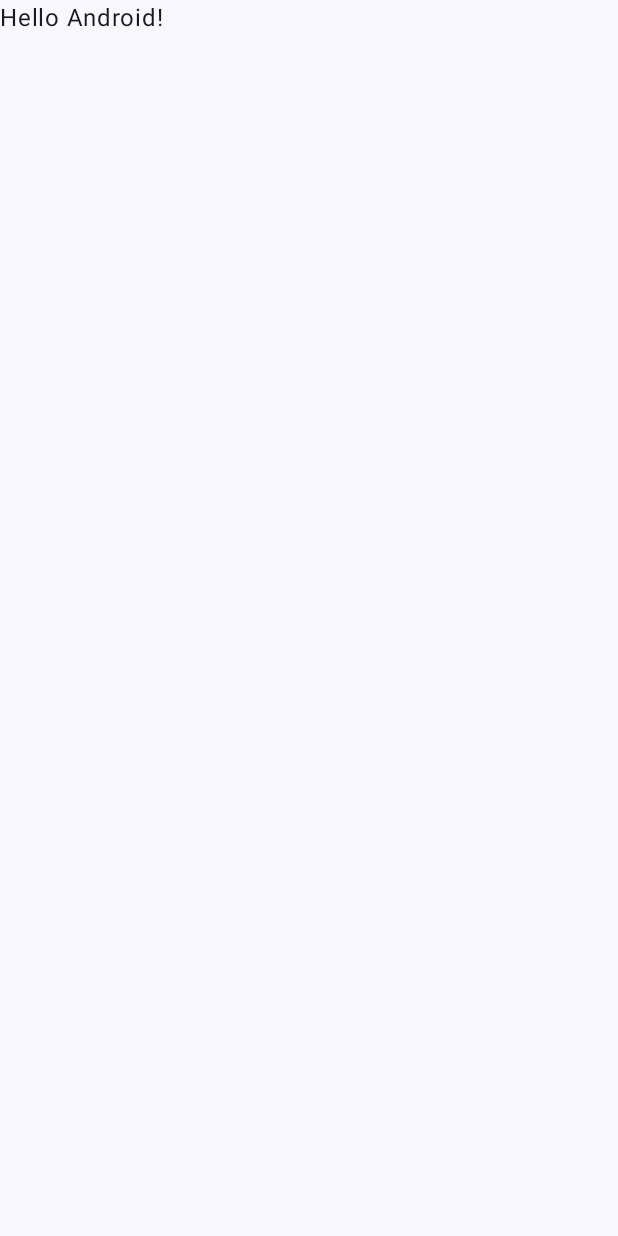
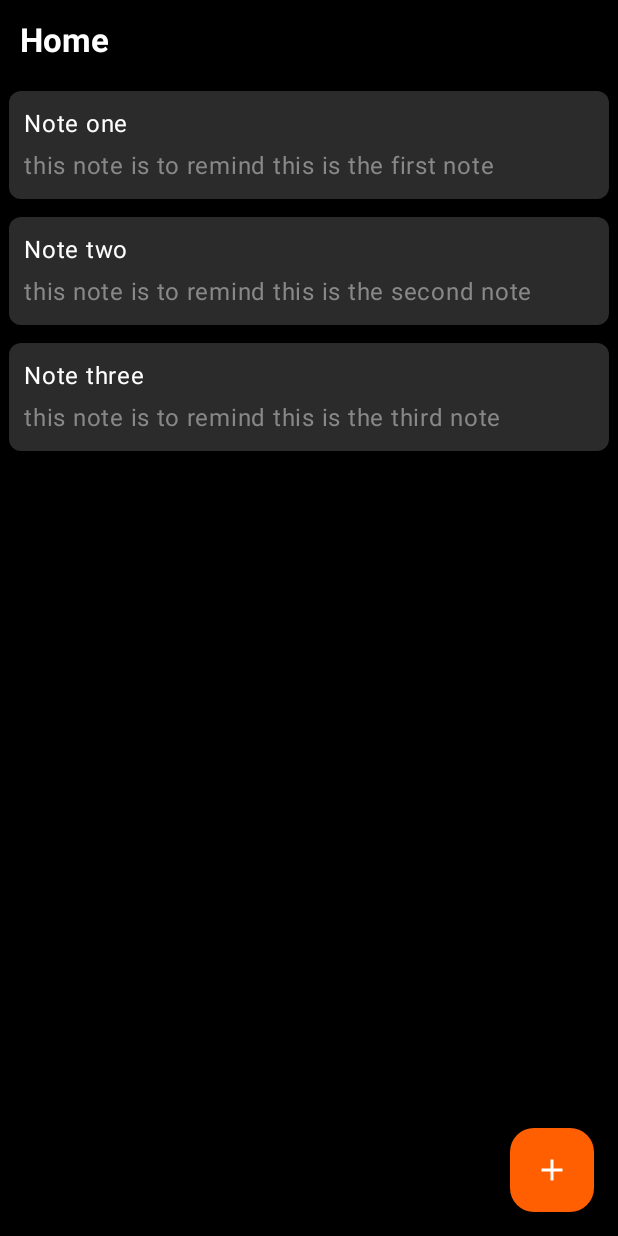
Before and after one commit to KAIZER445/NotesAndroid, an Android app built with Jetpack Compose: the screen it shows after launch (MainActivity), on a phone screen of 412 x 824 dp. Before the commit the screen is almost empty. Run offline under Robolectric (Android 15) with nearby library versions, the phone set to English and light mode, and no system bars.

Commit message:
completed home screen with use of dummy data

```diff
--- a/app/build.gradle.kts
+++ b/app/build.gradle.kts
@@ -5,12 +5,12 @@ plugins {
 
 android {
     namespace = "own.project.notes"
-    compileSdk = 34
+    compileSdk = 35
 
     defaultConfig {
         applicationId = "own.project.notes"
         minSdk = 24
-        targetSdk = 34
+        targetSdk = 35
         versionCode = 1
         versionName = "1.0"
 
@@ -50,18 +50,24 @@ android {
 }
 
 dependencies {
+    val nav_version = "2.7.5"
 
-    implementation("androidx.core:core-ktx:1.16.0")
-    implementation("androidx.lifecycle:lifecycle-runtime-ktx:2.9.2")
-    implementation("androidx.activity:activity-compose:1.10.1")
+
+    implementation("androidx.navigation:navigation-compose:$nav_version")
+
     implementation(platform("androidx.compose:compose-bom:2023.08.00"))
     implementation("androidx.compose.ui:ui")
-    implementation("androidx.compose.ui:ui-graphics")
+    implementation("androidx.compose.material:material")
     implementation("androidx.compose.ui:ui-tooling-preview")
+
+    implementation("androidx.core:core-ktx:1.12.0")
+    implementation("androidx.lifecycle:lifecycle-runtime-ktx:2.7.0")
+    implementation("androidx.activity:activity-compose:1.8.2")
     implementation("androidx.compose.material3:material3")
+
     testImplementation("junit:junit:4.13.2")
-    androidTestImplementation("androidx.test.ext:junit:1.2.1")
-    androidTestImplementation("androidx.test.espresso:espresso-core:3.6.1")
+    androidTestImplementation("androidx.test.ext:junit:1.1.5")
+    androidTestImplementation("androidx.test.espresso:espresso-core:3.5.1")
     androidTestImplementation(platform("androidx.compose:compose-bom:2023.08.00"))
     androidTestImplementation("androidx.compose.ui:ui-test-junit4")
     debugImplementation("androidx.compose.ui:ui-tooling")
--- /dev/null
+++ b/app/src/main/java/own/project/notes/HomeView.kt
@@ -0,0 +1,81 @@
+package own.project.notes
+
+import androidx.compose.foundation.background
+import androidx.compose.foundation.layout.Box
+import androidx.compose.foundation.layout.Column
+import androidx.compose.foundation.layout.Row
+import androidx.compose.foundation.layout.Spacer
+import androidx.compose.foundation.layout.fillMaxSize
+import androidx.compose.foundation.layout.fillMaxWidth
+import androidx.compose.foundation.layout.padding
+import androidx.compose.foundation.shape.RoundedCornerShape
+import androidx.compose.material3.Scaffold
+import androidx.compose.material3.FloatingActionButton
+import androidx.compose.material.icons.Icons
+import androidx.compose.material.icons.filled.Add
+import androidx.compose.material3.Icon
+import androidx.compose.material3.Text
+import androidx.compose.runtime.Composable
+import androidx.compose.ui.Alignment
+import androidx.compose.ui.Modifier
+import androidx.compose.ui.graphics.Color
+import androidx.compose.ui.res.colorResource
+import androidx.compose.ui.unit.dp
+import own.project.notes.data.Notes
+import own.project.notes.data.dummyNotes
+import own.project.notes.ui.TopBar
+
+
+val dummyData = dummyNotes
+@Composable
+fun HomeView(){
+    Scaffold(
+        topBar = {
+                 TopBar()
+        },
+        floatingActionButton ={
+            FloatingActionButton(
+                onClick = { /*TODO*/ },
+                containerColor = colorResource(id = R.color.orange),
+                contentColor = Color.White
+            ) {
+                Icon(imageVector = Icons.Default.Add, contentDescription = "Add Note")
+            }
+        }
+    ) {
+
+            Column(
+                modifier = Modifier
+                    .fillMaxSize()
+                    .padding(it)
+                    .background(Color.Black)
+            ) {
+                for (i in 0 until dummyData.noteList.size) {
+                    Column(
+                        modifier = Modifier
+                            .padding(6.dp)
+                            .background(
+                                colorResource(id = R.color.darker_gray),
+                                shape = RoundedCornerShape(8.dp)
+                            )
+                            .fillMaxWidth()
+                    ) {
+                        Column(
+                            modifier = Modifier.padding(10.dp)
+                        ) {
+                            Text(
+                                text = dummyData.noteList[i].title,
+                                color = Color.White,
+                            )
+                            Spacer(modifier = Modifier.padding(bottom = 4.dp))
+                            Text(
+                                text = dummyData.noteList[i].description,
+                                color = Color.Gray
+                            )
+                        }
+
+                    }
+                }
+            }
+    }
+}
--- a/app/src/main/java/own/project/notes/MainActivity.kt
+++ b/app/src/main/java/own/project/notes/MainActivity.kt
@@ -9,6 +9,7 @@ import androidx.compose.material3.Surface
 import androidx.compose.material3.Text
 import androidx.compose.runtime.Composable
 import androidx.compose.ui.Modifier
+import androidx.compose.ui.graphics.Color
 import androidx.compose.ui.tooling.preview.Preview
 import own.project.notes.ui.theme.NotesTheme
 
@@ -17,30 +18,13 @@ class MainActivity : ComponentActivity() {
         super.onCreate(savedInstanceState)
         setContent {
             NotesTheme {
-                // A surface container using the 'background' color from the theme
                 Surface(
                     modifier = Modifier.fillMaxSize(),
-                    color = MaterialTheme.colorScheme.background
+                    color = Color.Black
                 ) {
-                    Greeting("Android")
+                    HomeView()
                 }
             }
         }
     }
 }
-
-@Composable
-fun Greeting(name: String, modifier: Modifier = Modifier) {
-    Text(
-        text = "Hello $name!",
-        modifier = modifier
-    )
-}
-
-@Preview(showBackground = true)
-@Composable
-fun GreetingPreview() {
-    NotesTheme {
-        Greeting("Android")
-    }
-}
--- /dev/null
+++ b/app/src/main/java/own/project/notes/Navigation.kt
@@ -0,0 +1 @@
+package own.project.notes
--- /dev/null
+++ b/app/src/main/java/own/project/notes/data/Notes.kt
@@ -0,0 +1,15 @@
+package own.project.notes.data
+
+data class Notes(
+    val id: Long = 0L,
+    val title: String = "",
+    val description: String = ""
+)
+
+object dummyNotes {
+    val noteList = listOf(
+        Notes(1,"Note one", "this note is to remind this is the first note"),
+        Notes(2,"Note two", "this note is to remind this is the second note"),
+        Notes(3,"Note three","this note is to remind this is the third note")
+    )
+}
--- /dev/null
+++ b/app/src/main/java/own/project/notes/ui/TopBar.kt
@@ -0,0 +1,55 @@
+package own.project.notes.ui
+
+import androidx.compose.foundation.background
+import androidx.compose.foundation.layout.Arrangement
+import androidx.compose.foundation.layout.Row
+import androidx.compose.foundation.layout.fillMaxWidth
+import androidx.compose.foundation.layout.padding
+import androidx.compose.material.icons.Icons
+import androidx.compose.material.icons.filled.ArrowBack
+import androidx.compose.material3.Icon
+import androidx.compose.material3.IconButton
+import androidx.compose.material3.MaterialTheme
+import androidx.compose.material3.Text
+import androidx.compose.runtime.Composable
+import androidx.compose.ui.Alignment
+import androidx.compose.ui.Modifier
+import androidx.compose.ui.graphics.Color
+import androidx.compose.ui.text.font.FontWeight
+import androidx.compose.ui.unit.dp
+
+
+@Composable
+fun TopBar(){
+
+    val iconButtonVisibility = false
+
+    Row(
+        modifier = Modifier
+            .fillMaxWidth()
+            .background(Color.Black),
+            horizontalArrangement = Arrangement.SpaceBetween,
+            verticalAlignment = Alignment.CenterVertically
+    ) {
+        Text(
+            text = "Home",
+            color = Color.White,
+            modifier = Modifier.padding(13.dp),
+            style = MaterialTheme.typography.titleLarge,
+            fontWeight = FontWeight.Bold
+        )
+
+        if (iconButtonVisibility){
+            IconButton(
+                onClick = { /*TODO*/ },
+            ) {
+                Icon(
+                    imageVector = Icons.Default.ArrowBack,
+                    contentDescription = "back",
+                    tint = Color.White,
+                    modifier = Modifier.padding(end = 10.dp)
+                )
+            }
+        }
+    }
+}
--- a/app/src/main/res/values/colors.xml
+++ b/app/src/main/res/values/colors.xml
@@ -7,4 +7,6 @@
     <color name="teal_700">#FF018786</color>
     <color name="black">#FF000000</color>
     <color name="white">#FFFFFFFF</color>
+    <color name="orange">#FF5F00</color>
+    <color name="darker_gray">#2b2b2b</color>
 </resources>
```
